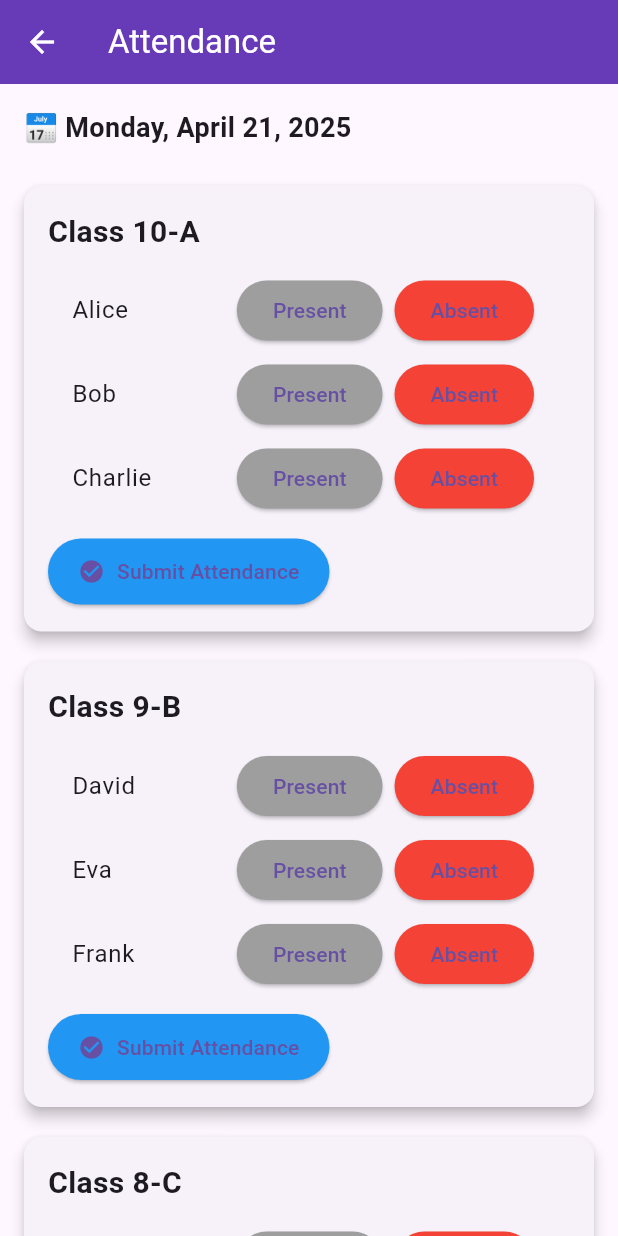
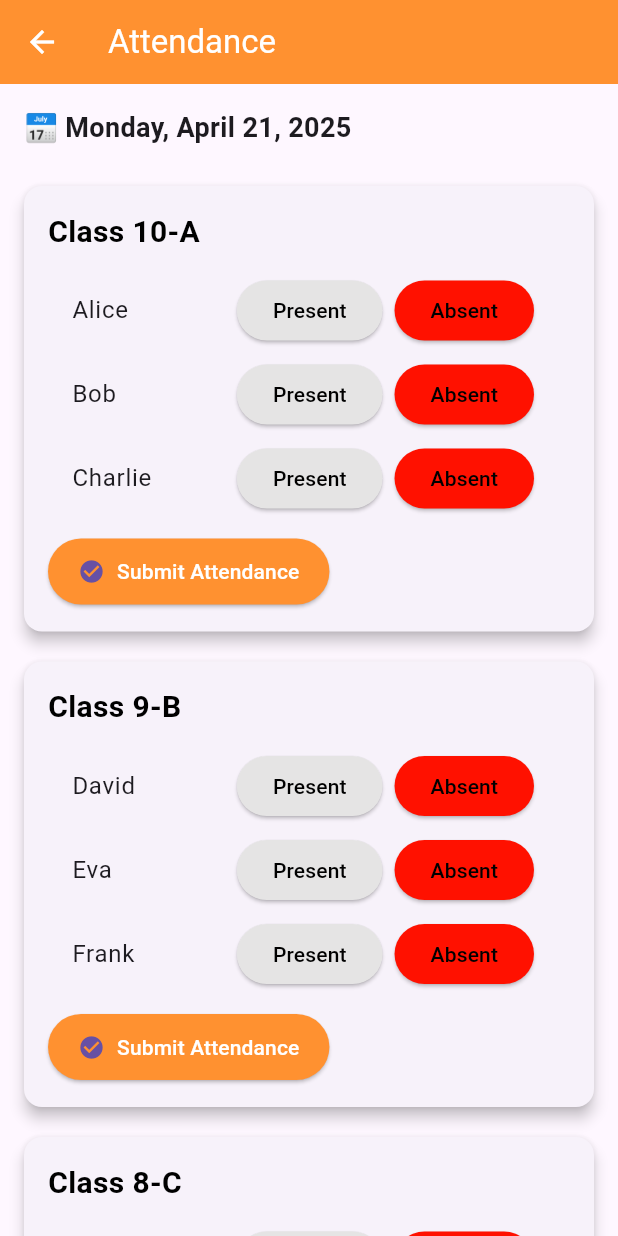
Before and after one commit to Kishore-67/Attendance-Tracker, a Flutter app: the screen it shows after launch, after a tap on "Mark Attendance", on a phone screen of 412 x 824 dp. Run offline on Flutter 3.47's test engine with Material 3 defaults, Android fonts, the phone set to English and light mode, and no system bars; our stand-ins replace google_fonts.

Commit message:
UI UPDATION BROgit add .!

```diff
--- a/attendance_tracker/lib/pages/attendance_page.dart
+++ b/attendance_tracker/lib/pages/attendance_page.dart
@@ -53,7 +53,7 @@ class _AttendancePageState extends State<AttendancePage> {
     return Scaffold(
       appBar: AppBar(
         title: const Text('Attendance'),
-        backgroundColor: Colors.deepPurple,
+        backgroundColor: const Color.fromARGB(255, 255, 145, 48),
         foregroundColor: Colors.white,
       ),
       body: ListView(
@@ -76,7 +76,7 @@ class _AttendancePageState extends State<AttendancePage> {
                   children: [
                     Text(
                       className,
-                      style: const TextStyle(fontSize: 20, fontWeight: FontWeight.bold),
+                      style: const TextStyle(fontSize: 20, fontWeight: FontWeight.bold,color: Color.fromARGB(255, 0, 0, 0)),
                     ),
                     const SizedBox(height: 10),
                     ...classes[className]!.map((student) {
@@ -97,9 +97,9 @@ class _AttendancePageState extends State<AttendancePage> {
                                       }
                                     },
                                     style: ElevatedButton.styleFrom(
-                                      backgroundColor: isPresent ? Colors.green : Colors.grey,
+                                      backgroundColor: isPresent ? const Color.fromARGB(255, 0, 255, 8) : const Color.fromARGB(255, 229, 228, 228),
                                     ),
-                                    child: const Text('Present'),
+                                    child: const Text('Present', style: TextStyle(color: Color.fromARGB(255, 0, 0, 0))),
                                   ),
                                   const SizedBox(width: 8),
                                   ElevatedButton(
@@ -111,9 +111,9 @@ class _AttendancePageState extends State<AttendancePage> {
                                       }
                                     },
                                     style: ElevatedButton.styleFrom(
-                                      backgroundColor: !isPresent ? Colors.red : Colors.grey,
+                                      backgroundColor: !isPresent ? const Color.fromARGB(255, 255, 17, 0) : const Color.fromARGB(255, 229, 228, 228),
                                     ),
-                                    child: const Text('Absent'),
+                                    child: const Text('Absent',style: TextStyle(color: Color.fromARGB(255, 0, 0, 0))),
                                   ),
                                 ],
                               ),
@@ -131,16 +131,16 @@ class _AttendancePageState extends State<AttendancePage> {
                           );
                         },
                         icon: const Icon(Icons.check_circle),
-                        label: const Text('Submit Attendance'),
+                        label: const Text('Submit Attendance',style: TextStyle(color: Color.fromARGB(255, 255, 255, 255))),
                         style: ElevatedButton.styleFrom(
-                          backgroundColor: Colors.blue,
+                          backgroundColor: const Color.fromARGB(255, 255, 145, 48),
                           padding: const EdgeInsets.symmetric(horizontal: 20, vertical: 12),
                         ),
                       )
                     else
                       const Text(
                         '✅ Attendance Submitted',
-                        style: TextStyle(color: Colors.green, fontWeight: FontWeight.bold),
+                        style: TextStyle(color: Colors.green, fontWeight: FontWeight.bold,),
                       ),
                   ],
                 ),
--- a/attendance_tracker/lib/pages/home_page.dart
+++ b/attendance_tracker/lib/pages/home_page.dart
@@ -37,7 +37,10 @@ class HomePage extends StatelessWidget {
               icon: const Icon(Icons.how_to_reg),
               label: Text(
                 'Mark Attendance',
-                style: GoogleFonts.poppins(fontSize: 16),
+                style: GoogleFonts.poppins(
+                  fontSize: 16,
+                  color: Colors.white, // Change text color here
+                ),
               ),
               onPressed: () {
                 Navigator.push(
@@ -59,7 +62,10 @@ class HomePage extends StatelessWidget {
               icon: const Icon(Icons.school),
               label: Text(
                 'View Marks',
-                style: GoogleFonts.poppins(fontSize: 16),
+                style: GoogleFonts.poppins(
+                  fontSize: 16,
+                  color: Colors.white, // Change text color here
+                ),
               ),
               onPressed: () {
                 Navigator.push(
@@ -68,7 +74,7 @@ class HomePage extends StatelessWidget {
                 );
               },
               style: ElevatedButton.styleFrom(
-                backgroundColor: Colors.green.shade600,
+                backgroundColor: const Color.fromARGB(183, 0, 0, 0),
                 minimumSize: const Size(double.infinity, 50),
                 shape: RoundedRectangleBorder(
                   borderRadius: BorderRadius.circular(12),
```
